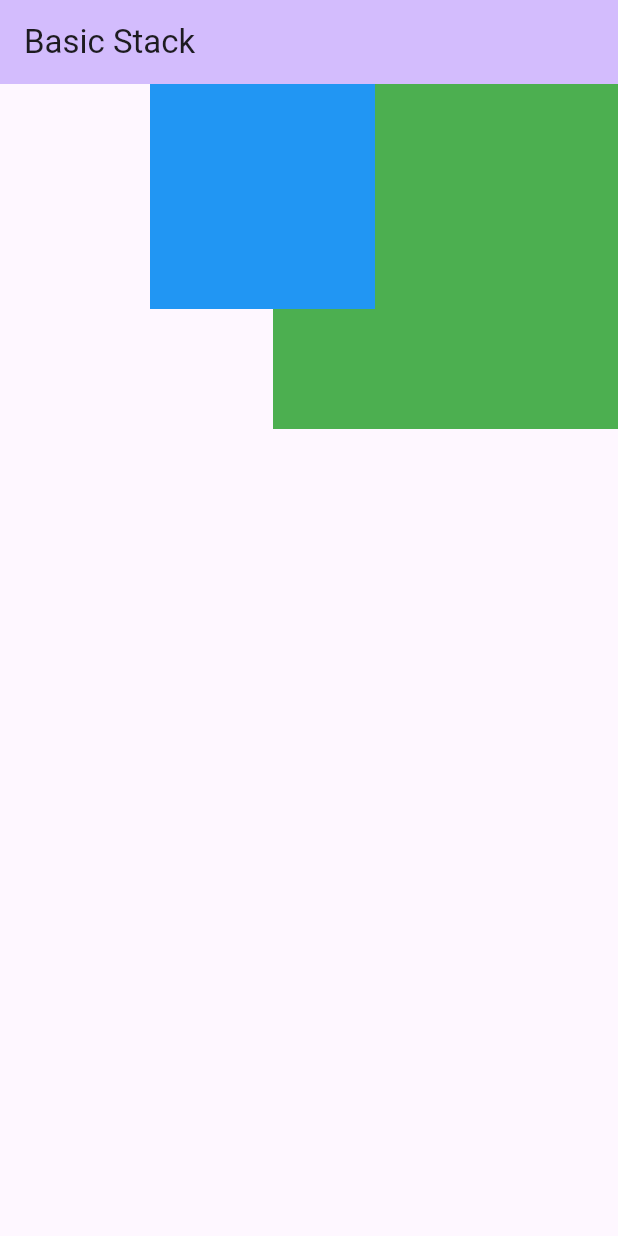
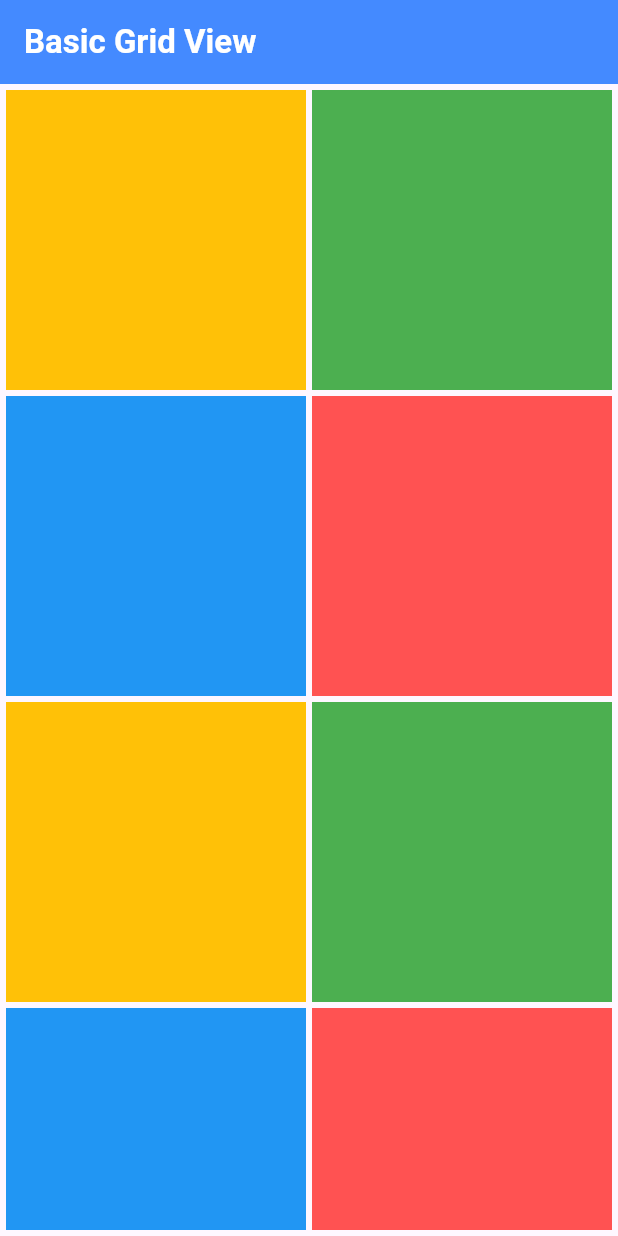
Before and after one commit to kodirzaelani/basicflutter3x, a Flutter app: the screen it shows after launch, on a phone screen of 412 x 824 dp. Run offline on Flutter 3.47's test engine with Material 2 defaults, Android fonts, the phone set to English and light mode, and no system bars.

Commit message:
Basic Grid View

```diff
--- a/lib/main.dart
+++ b/lib/main.dart
@@ -1,6 +1,7 @@
 import 'package:flutter/material.dart';
+import 'package:flutter_stack/screens/basic_gridview.dart';
 // import 'package:flutter_stack/screens/basic_counter.dart';
-import 'package:flutter_stack/screens/basic_stack.dart';
+// import 'package:flutter_stack/screens/basic_stack.dart';
 
 void main() {
   runApp(const MyApp());
@@ -18,7 +19,7 @@ class MyApp extends StatelessWidget {
         colorScheme: ColorScheme.fromSeed(seedColor: Colors.deepPurple),
         useMaterial3: true,
       ),
-      home: const SampleStack(),
+      home: const BasicGridView(),
     );
   }
 }
--- /dev/null
+++ b/lib/screens/basic_gridview.dart
@@ -0,0 +1,55 @@
+import 'package:flutter/material.dart';
+
+class BasicGridView extends StatelessWidget {
+  const BasicGridView({super.key});
+
+  @override
+  Widget build(BuildContext context) {
+    return Scaffold(
+      appBar: AppBar(
+        backgroundColor: Colors.blueAccent,
+        title: const Text(
+          'Basic Grid View',
+          style: TextStyle(
+            color: Colors.white,
+            fontWeight: FontWeight.bold,
+          ),
+        ),
+      ),
+      body: Padding(
+        padding: const EdgeInsets.all(4),
+        child: GridView.count(
+          crossAxisCount: 2,
+          mainAxisSpacing: 4,
+          crossAxisSpacing: 4,
+          children: [
+            Container(
+              color: Colors.amber,
+            ),
+            Container(
+              color: Colors.green,
+            ),
+            Container(
+              color: Colors.blue,
+            ),
+            Container(
+              color: Colors.redAccent,
+            ),
+            Container(
+              color: Colors.amber,
+            ),
+            Container(
+              color: Colors.green,
+            ),
+            Container(
+              color: Colors.blue,
+            ),
+            Container(
+              color: Colors.redAccent,
+            ),
+          ],
+        ),
+      ),
+    );
+  }
+}
```
